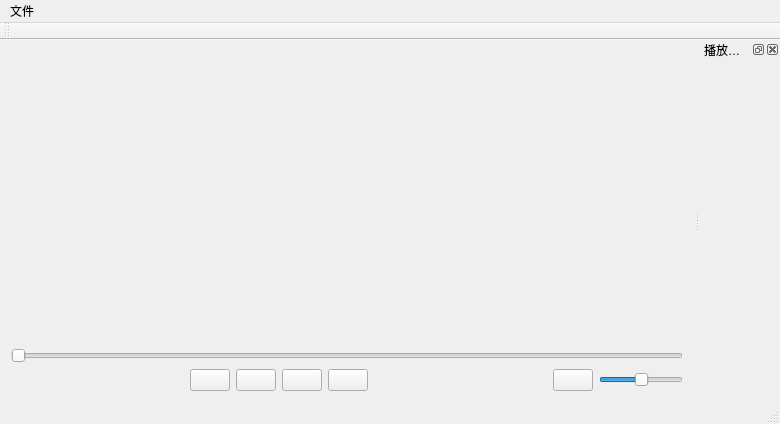
Qt form QtSDLFFmpegVideoPlayer/QtUIs/QtSDLFFmpegVideoPlayer.ui (lyxyz5223/QtSDLFFmpegVideoPlayer) before a commit.
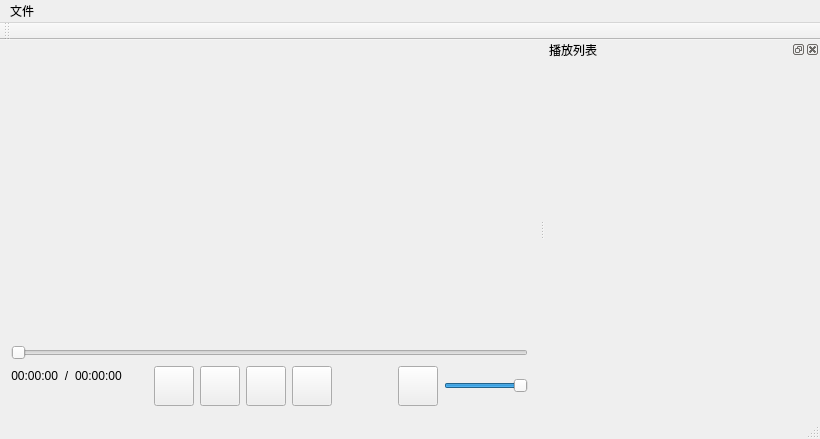
The same form after that commit. Icons and pictures are not drawn. Custom widgets are drawn as their Qt base class.

Commit message: feat(Player, UI): Perfect player and fix problems

The edit to the form file:
```diff
--- a/QtSDLFFmpegVideoPlayer/QtUIs/QtSDLFFmpegVideoPlayer.ui
+++ b/QtSDLFFmpegVideoPlayer/QtUIs/QtSDLFFmpegVideoPlayer.ui
@@ -6,8 +6,8 @@
    <rect>
     <x>0</x>
     <y>0</y>
-    <width>780</width>
-    <height>424</height>
+    <width>811</width>
+    <height>438</height>
    </rect>
   </property>
   <property name="windowTitle">
@@ -23,6 +23,12 @@
         <verstretch>0</verstretch>
        </sizepolicy>
       </property>
+      <property name="minimumSize">
+       <size>
+        <width>512</width>
+        <height>288</height>
+       </size>
+      </property>
      </widget>
     </item>
     <item row="2" column="0">
@@ -31,13 +37,106 @@
        <number>6</number>
       </property>
       <item>
-       <spacer name="horizontalSpacerLeft">
+       <layout class="QGridLayout" name="layoutMediaPlayingInfo">
+        <property name="sizeConstraint">
+         <enum>QLayout::SizeConstraint::SetDefaultConstraint</enum>
+        </property>
+        <item row="0" column="0">
+         <widget class="QLabel" name="labelMediaCurrentTime">
+          <property name="text">
+           <string>00:00:00</string>
+          </property>
+          <property name="alignment">
+           <set>Qt::AlignmentFlag::AlignRight|Qt::AlignmentFlag::AlignTrailing|Qt::AlignmentFlag::AlignVCenter</set>
+          </property>
+          <property name="textInteractionFlags">
+           <set>Qt::TextInteractionFlag::LinksAccessibleByMouse|Qt::TextInteractionFlag::TextSelectableByMouse</set>
+          </property>
+         </widget>
+        </item>
+        <item row="0" column="2">
+         <widget class="QLabel" name="labelMediaDuration">
+          <property name="enabled">
+           <bool>true</bool>
+          </property>
+          <property name="text">
+           <string>00:00:00</string>
+          </property>
+          <property name="alignment">
+           <set>Qt::AlignmentFlag::AlignLeading|Qt::AlignmentFlag::AlignLeft|Qt::AlignmentFlag::AlignVCenter</set>
+          </property>
+          <property name="textInteractionFlags">
+           <set>Qt::TextInteractionFlag::LinksAccessibleByMouse|Qt::TextInteractionFlag::TextSelectableByMouse</set>
+          </property>
+         </widget>
+        </item>
+        <item row="0" column="1">
+         <widget class="QLabel" name="labelMediaTimeSeparator">
+          <property name="enabled">
+           <bool>true</bool>
+          </property>
+          <property name="text">
+           <string>/</string>
+          </property>
+          <property name="alignment">
+           <set>Qt::AlignmentFlag::AlignCenter</set>
+          </property>
+          <property name="textInteractionFlags">
+           <set>Qt::TextInteractionFlag::LinksAccessibleByMouse|Qt::TextInteractionFlag::TextSelectableByMouse</set>
+          </property>
+         </widget>
+        </item>
+        <item row="1" column="0" colspan="4">
+         <widget class="QLabel" name="labelMediaName">
+          <property name="sizePolicy">
+           <sizepolicy hsizetype="Preferred" vsizetype="Preferred">
+            <horstretch>0</horstretch>
+            <verstretch>0</verstretch>
+           </sizepolicy>
+          </property>
+          <property name="text">
+           <string/>
+          </property>
+          <property name="scaledContents">
+           <bool>false</bool>
+          </property>
+          <property name="wordWrap">
+           <bool>true</bool>
+          </property>
+          <property name="textInteractionFlags">
+           <set>Qt::TextInteractionFlag::LinksAccessibleByMouse|Qt::TextInteractionFlag::TextSelectableByMouse</set>
+          </property>
+         </widget>
+        </item>
+        <item row="0" column="3">
+         <spacer name="horizontalSpacerMediaDurationRight">
+          <property name="orientation">
+           <enum>Qt::Orientation::Horizontal</enum>
+          </property>
+          <property name="sizeType">
+           <enum>QSizePolicy::Policy::Expanding</enum>
+          </property>
+          <property name="sizeHint" stdset="0">
+           <size>
+            <width>40</width>
+            <height>20</height>
+           </size>
+          </property>
+         </spacer>
+        </item>
+       </layout>
+      </item>
+      <item>
+       <spacer name="horizontalSpacerControllerBarLeft1">
         <property name="orientation">
          <enum>Qt::Orientation::Horizontal</enum>
         </property>
+        <property name="sizeType">
+         <enum>QSizePolicy::Policy::Minimum</enum>
+        </property>
         <property name="sizeHint" stdset="0">
          <size>
-          <width>40</width>
+          <width>20</width>
           <height>20</height>
          </size>
         </property>
@@ -135,6 +234,25 @@
        <spacer name="horizontalSpacerRight">
         <property name="orientation">
          <enum>Qt::Orientation::Horizontal</enum>
+        </property>
+        <property name="sizeType">
+         <enum>QSizePolicy::Policy::Minimum</enum>
+        </property>
+        <property name="sizeHint" stdset="0">
+         <size>
+          <width>20</width>
+          <height>20</height>
+         </size>
+        </property>
+       </spacer>
+      </item>
+      <item>
+       <spacer name="horizontalSpacerControllerBarRight2">
+        <property name="orientation">
+         <enum>Qt::Orientation::Horizontal</enum>
+        </property>
+        <property name="sizeType">
+         <enum>QSizePolicy::Policy::MinimumExpanding</enum>
         </property>
         <property name="sizeHint" stdset="0">
          <size>
@@ -158,6 +276,9 @@
         <property name="icon">
          <iconset theme="QIcon::ThemeIcon::AudioVolumeMedium"/>
         </property>
+        <property name="checkable">
+         <bool>false</bool>
+        </property>
        </widget>
       </item>
       <item>
@@ -178,7 +299,7 @@
          <number>100</number>
         </property>
         <property name="value">
-         <number>50</number>
+         <number>100</number>
         </property>
         <property name="orientation">
          <enum>Qt::Orientation::Horizontal</enum>
@@ -219,7 +340,7 @@
     <rect>
      <x>0</x>
      <y>0</y>
-     <width>780</width>
+     <width>811</width>
      <height>21</height>
     </rect>
    </property>
@@ -245,8 +366,8 @@
   <widget class="QDockWidget" name="playListDockWidget">
    <property name="minimumSize">
     <size>
-     <width>80</width>
-     <height>33</height>
+     <width>275</width>
+     <height>80</height>
     </size>
    </property>
    <property name="floating">
```
Left out of the diff: 114 changed lines with no effect on the pictures. The commit also changes 11 other files.
